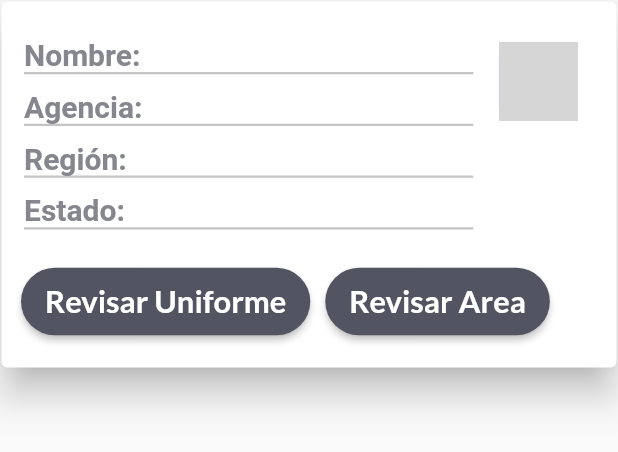
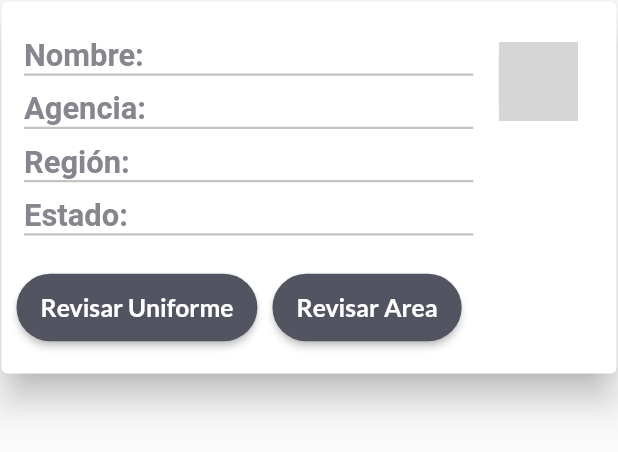
Before and after one commit to twowheelstogo/Supervicion_personal-app, a Flutter app: the Cartas widget shown alone on an empty page, opened directly with empty values, on a phone screen of 412 x 824 dp. Shown: the top 452 px of the screen. Run offline on Flutter 3.47's test engine with Material 2 defaults, Android fonts, the phone set to English and light mode, and no system bars; drawn by our look-alikes of getwidget; our stand-ins replace cached_network_image, hexcolor, location, shared_preferences, sqflite; missing offline and left inert: dart:ffi; accounts and stored records are empty; network calls fail; grey boxes are pictures that could not be loaded.

Commit message:
Actualizacion filtros - nombres agencias - truncate table al cerrar sesion

```diff
--- a/lib/Components/MainPage/Cartas.dart
+++ b/lib/Components/MainPage/Cartas.dart
@@ -117,7 +117,7 @@ class Cartas extends StatelessWidget {
                     child: Text('Nombre: ' + this.NombreUsuario,
                         style: TextStyle(
                             color: HexColor('#85868E'),
-                            fontSize: 20,
+                            fontSize: MediaQuery.of(context).size.width * 0.05,
                             fontWeight: FontWeight.w700)),
                   ),
                   subtitle: Column(
@@ -133,7 +133,7 @@ class Cartas extends StatelessWidget {
                         child: Text("Agencia: " + this.Agencia,
                             style: TextStyle(
                                 color: HexColor('#85868E'),
-                                fontSize: 20,
+                                fontSize: MediaQuery.of(context).size.width * 0.05,
                                 fontWeight: FontWeight.w700)),
                       ),
                       Container(
@@ -147,7 +147,7 @@ class Cartas extends StatelessWidget {
                         child: Text("Región: " + this.Region,
                             style: TextStyle(
                                 color: HexColor('#85868E'),
-                                fontSize: 20,
+                                fontSize: MediaQuery.of(context).size.width * 0.05,
                                 fontWeight: FontWeight.w700)),
                       ),
                       Container(
@@ -161,7 +161,7 @@ class Cartas extends StatelessWidget {
                         child: Text("Estado: " + this.Estado,
                             style: TextStyle(
                                 color: HexColor('#85868E'),
-                                fontSize: 20,
+                                fontSize: MediaQuery.of(context).size.width * 0.05,
                                 fontWeight: FontWeight.w700)),
                       ),
                       // Container(
@@ -189,9 +189,9 @@ class Cartas extends StatelessWidget {
               ),
               Row(children: <Widget>[
                 Padding(
-                    padding: EdgeInsets.only(left: 13.0, right: 0.0),
+                    padding: EdgeInsets.only(left: 10.0, right: 0.0),
                     child: ButtonTheme(
-                      minWidth: MediaQuery.of(context).size.width * 0.03,
+                      minWidth: MediaQuery.of(context).size.width * 0.02,
                       height: 45.0,
                       child: RaisedButton(
                         textColor: HexColor('#FFFFFF'),
@@ -199,7 +199,7 @@ class Cartas extends StatelessWidget {
                         child: Text(
                           "Revisar Uniforme",
                           style: TextStyle(
-                            fontSize: MediaQuery.of(context).size.width * 0.05,
+                            fontSize: MediaQuery.of(context).size.width * 0.04,
                             fontFamily: 'Lato',
                             color: HexColor("#FFFFFF"),
                             fontWeight: FontWeight.w400,
@@ -222,7 +222,7 @@ class Cartas extends StatelessWidget {
                         child: Text(
                           "Revisar Area",
                           style: TextStyle(
-                            fontSize: MediaQuery.of(context).size.width * 0.05,
+                            fontSize: MediaQuery.of(context).size.width * 0.04,
                             fontFamily: 'Lato',
                             color: HexColor("#FFFFFF"),
                             fontWeight: FontWeight.w400,
--- a/lib/Components/MainPage/Index.dart
+++ b/lib/Components/MainPage/Index.dart
@@ -144,13 +144,13 @@ class MainPage_ extends State<MainPage> {
                         width: MediaQuery.of(context).size.width * 0.9,
                         padding: EdgeInsets.symmetric(horizontal: 20),
                         child: TextFieldDinamico__(
-                            UsuarioBusqueda, 'Usuario', 'UsuarioB')),
+                            UsuarioBusqueda, 'Empleado', 'UsuarioB')),
                     Container(
                         margin: const EdgeInsets.only(top: 10),
                         width: MediaQuery.of(context).size.width * 0.9,
                         padding: EdgeInsets.symmetric(horizontal: 20),
                         child: TextFieldDinamico__(
-                            RegionBusqueda, 'Macroregión', 'Region')),
+                            RegionBusqueda, 'Región', 'Region')),
                     Container(
                         margin: const EdgeInsets.only(top: 10),
                         width: MediaQuery.of(context).size.width * 0.9,
--- a/lib/Components/MainPage/Metodos.dart
+++ b/lib/Components/MainPage/Metodos.dart
@@ -6,6 +6,7 @@ import 'dart:convert';
 import 'package:location/location.dart';
 import 'package:intl/intl.dart';
 import 'package:Supervision_Empleados/Components/sql_lite_bd/dba_comentarios.dart';
+import 'package:Supervision_Empleados/Components/sql_lite_bd/dba.dart';
 
 class Empleado with ChangeNotifier {
   final String Nombre;
@@ -161,6 +162,7 @@ class Principal {
     if (res != null) {
       if (res.toString() != now) {
         DBComentario.deleteSinWhere();
+        DB.deleteSinWhere();
       }
     }
   }
--- a/lib/Components/MainPage/Sesion.dart
+++ b/lib/Components/MainPage/Sesion.dart
@@ -1,6 +1,8 @@
 import 'package:flutter/material.dart';
 import 'package:shared_preferences/shared_preferences.dart';
 import 'package:Supervision_Empleados/Components/LogIn/Index.dart';
+import 'package:Supervision_Empleados/Components/sql_lite_bd/dba_comentarios.dart';
+import 'package:Supervision_Empleados/Components/sql_lite_bd/dba.dart';
 
 class LogOut extends StatefulWidget {
   @override
@@ -31,7 +33,11 @@ class LogOut_ extends State<LogOut> {
     prefs.remove("IdAIRTABLE");
     prefs.remove("DPI");
     prefs.remove("FechaActual");
+     DBComentario.deleteSinWhere();
+     DB.deleteSinWhere();
   }
+
+
 
   String NombreUsuario = "";
 
--- a/lib/Components/sql_lite_bd/dba.dart
+++ b/lib/Components/sql_lite_bd/dba.dart
@@ -51,4 +51,10 @@ class DB {
         "INSERT INTO datos(Fecha,ID_AIRTABLE,ID_USUARIO,Tipo) VALUES(?,?,?,?);",
         [datos.Fecha, datos.ID_AIRTABLE, datos.ID_USUARIO, datos.Tipo]);
   }
+
+   static Future<int> deleteSinWhere() async {
+    Database database = await _openDB();
+    return database.delete("datos");
+  }
+
 }
--- a/lib/main.dart
+++ b/lib/main.dart
@@ -21,7 +21,6 @@ void main() async {
   }
 
   String Ruta = await Ruta_();
-
   runApp(MyApp(Ruta));
 }
 
--- a/pubspec.yaml
+++ b/pubspec.yaml
@@ -15,7 +15,7 @@ publish_to: "none" # Remove this line if you wish to publish to pub.dev
 # In iOS, build-name is used as CFBundleShortVersionString while build-number used as CFBundleVersion.
 # Read more about iOS versioning at
 # https://developer.apple.com/library/archive/documentation/General/Reference/InfoPlistKeyReference/Articles/CoreFoundationKeys.html
-version: 1.0.0+8
+version: 1.0.0+10
 
 environment:
   sdk: ">=2.12.0 <3.0.0"
```
Also changed, not shown: pubspec.lock, 1 other file.
